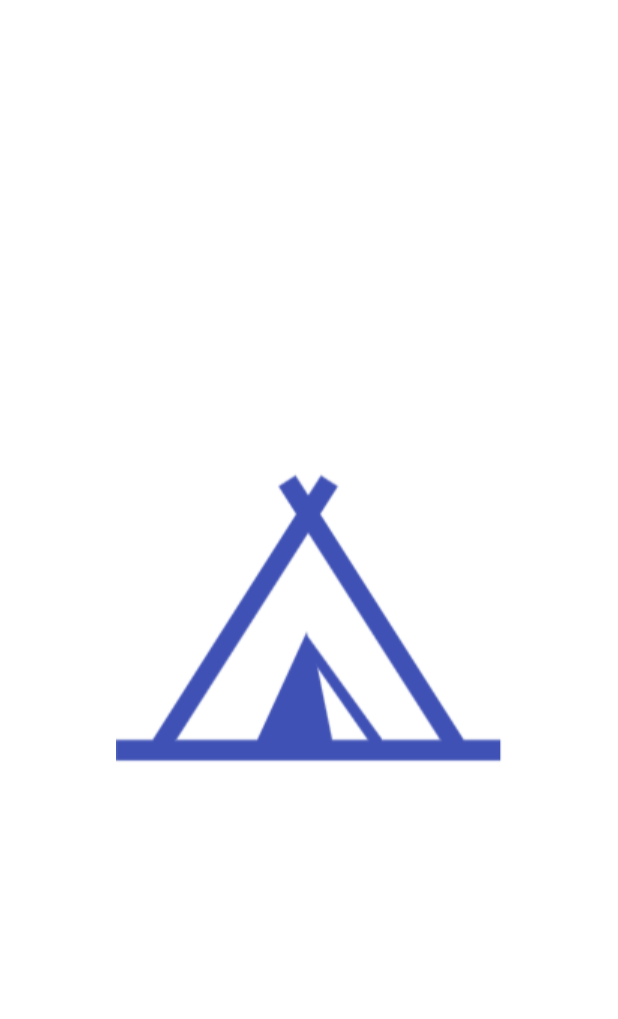
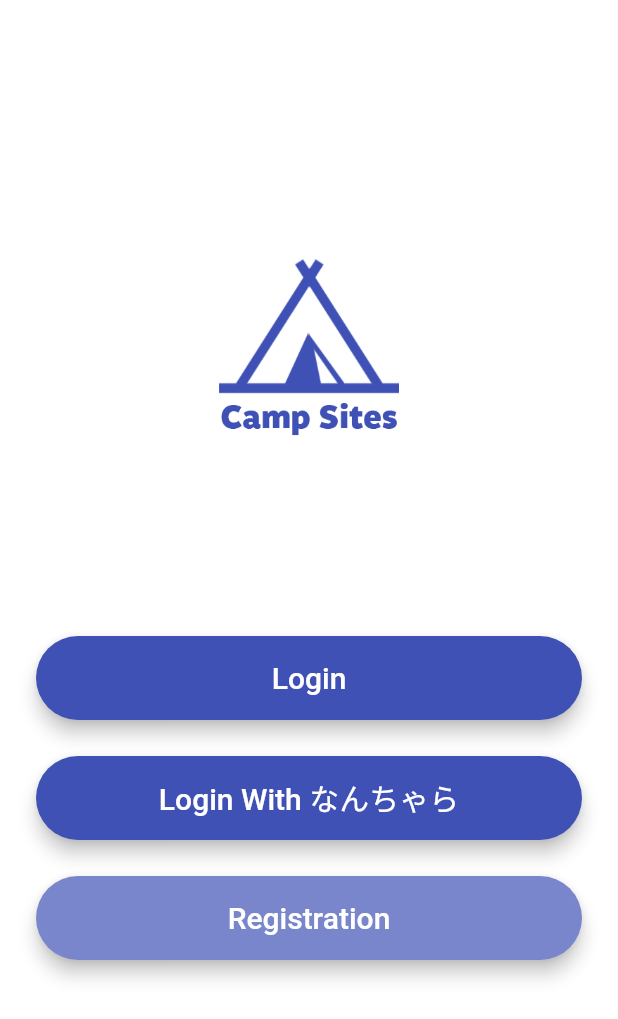
Before and after one commit to masagotty/camp_sites, a Flutter app: the screen it shows after launch, on a phone screen of 412 x 824 dp. Shown: the top 1019 px of the screen. Run offline on Flutter 3.47's test engine with Material 2 defaults, Android fonts, the phone set to English and light mode, and no system bars; our stand-ins replace smooth_star_rating.

Commit message:
トップページ作成

```diff
--- a/lib/home_page.dart
+++ b/lib/home_page.dart
@@ -1,12 +1,50 @@
 import 'package:flutter/material.dart';
+import 'package:camp_sites/rounded_button.dart';
 
 class HomePage extends StatelessWidget {
   @override
   Widget build(BuildContext context) {
     return Scaffold(
       backgroundColor: Colors.white,
-      body: Center(
-        child: Image.asset('lib/src/icon.png'),
+      body: Padding(
+        padding: const EdgeInsets.symmetric(horizontal: 24.0),
+        child: Column(
+          mainAxisAlignment: MainAxisAlignment.center,
+          crossAxisAlignment: CrossAxisAlignment.stretch,
+          children: <Widget>[
+            Image.asset(
+              'lib/src/icon_with_title.png',
+              height: 120,
+            ),
+            SizedBox(
+              height: 120,
+            ),
+            RoundedButton(
+              color: Colors.indigo,
+              title: 'Login',
+              onPressedCallback: () {
+                //Go to login screen.
+                Navigator.pushNamed(context, '/sites');
+              },
+            ),
+            RoundedButton(
+              color: Colors.indigo,
+              title: 'Login With なんちゃら',
+              onPressedCallback: () {
+                //Go to login screen.
+                Navigator.pushNamed(context, '/sites');
+              },
+            ),
+            RoundedButton(
+              color: Colors.indigo[300],
+              title: 'Registration',
+              onPressedCallback: () {
+                //Go to login screen.
+                Navigator.pushNamed(context, '/sites');
+              },
+            ),
+          ],
+        ),
       ),
     );
   }
--- /dev/null
+++ b/lib/rounded_button.dart
@@ -0,0 +1,37 @@
+import 'package:flutter/material.dart';
+
+class RoundedButton extends StatelessWidget {
+  RoundedButton({
+    @required this.color,
+    @required this.title,
+    @required this.onPressedCallback,
+  });
+
+  final Color color;
+  final String title;
+  final Function onPressedCallback;
+
+  @override
+  Widget build(BuildContext context) {
+    return Padding(
+      padding: EdgeInsets.symmetric(vertical: 12.0),
+      child: Material(
+        elevation: 5.0,
+        color: color,
+        borderRadius: BorderRadius.circular(30.0),
+        child: MaterialButton(
+          onPressed: onPressedCallback,
+          minWidth: 200.0,
+          height: 56.0,
+          child: Text(
+            title,
+            style: TextStyle(
+              color: Colors.white,
+              fontSize: 20.0,
+            ),
+          ),
+        ),
+      ),
+    );
+  }
+}
```
Also changed, not shown: lib/src/icon_with_title.png (added).
